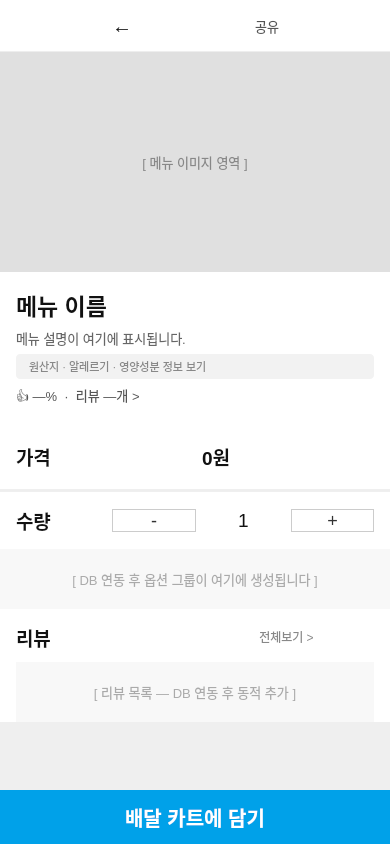
Before: the Qt Designer form clients/customer_qt/client/menuoption.ui in taehyunny/its_bedalyo, drawn with Qt 5.
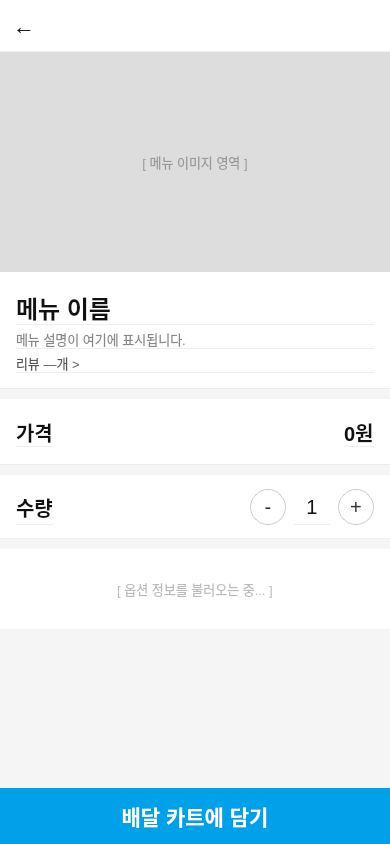
After: the same form once the commit is applied.

Commit message: 옵션 페이지 구현

Diff of the .ui file:
```diff
--- a/clients/customer_qt/client/menuoption.ui
+++ b/clients/customer_qt/client/menuoption.ui
@@ -7,7 +7,7 @@
   </property>
   <property name="windowTitle"><string>메뉴 상세</string></property>
   <property name="styleSheet">
-   <string notr="true">QWidget#menuoption { background-color: #ffffff; }</string>
+   <string notr="true">QWidget#menuoption { background-color: #f5f5f5; }</string>
   </property>
 
   <layout class="QVBoxLayout" name="mainLayout">
@@ -17,208 +17,163 @@
    <property name="rightMargin"><number>0</number></property>
    <property name="bottomMargin"><number>0</number></property>
 
-   <!-- ══════════════════════════════════════════════════════
-        [1] 상단 헤더 — 고정 (스크롤 밖)
-        ← 뒤로가기 | 공유 버튼
-        ══════════════════════════════════════════════════════ -->
+   <!-- ══ 상단 헤더 바 ══ -->
    <item>
-    <widget class="QWidget" name="headerWidget">
-     <property name="minimumHeight"><number>52</number></property>
-     <property name="maximumHeight"><number>52</number></property>
+    <widget class="QWidget" name="headerBar" native="true">
+     <property name="minimumSize"><size><width>0</width><height>52</height></size></property>
+     <property name="maximumSize"><size><width>16777215</width><height>52</height></size></property>
      <property name="styleSheet">
-      <string notr="true">
-       QWidget#headerWidget { background: #ffffff; border-bottom: 1px solid #eeeeee; }
-      </string>
+      <string notr="true">background-color: #ffffff; border-bottom: 1px solid #eeeeee;</string>
      </property>
      <layout class="QHBoxLayout" name="headerLayout">
-      <property name="leftMargin"><number>8</number></property>
+      <property name="leftMargin"><number>4</number></property>
       <property name="topMargin"><number>6</number></property>
       <property name="rightMargin"><number>8</number></property>
       <property name="bottomMargin"><number>6</number></property>
-      <property name="spacing"><number>4</number></property>
-      <!-- 뒤로가기 [정적] -->
+      <property name="spacing"><number>0</number></property>
       <item>
        <widget class="QPushButton" name="btn_back">
+        <property name="minimumSize"><size><width>40</width><height>40</height></size></property>
+        <property name="maximumSize"><size><width>40</width><height>40</height></size></property>
+        <property name="styleSheet">
+         <string notr="true">
+           QPushButton { background: transparent; border: none; font-size: 22px; color: #111; }
+           QPushButton:hover { background: #f5f5f5; border-radius: 20px; }
+         </string>
+        </property>
         <property name="text"><string>←</string></property>
-        <property name="minimumSize"><size><width>40</width><height>40</height></size></property>
-        <property name="maximumSize"><size><width>40</width><height>40</height></size></property>
-        <property name="styleSheet">
-         <string notr="true">
-          QPushButton { background: transparent; border: none; font-size: 20px; color: #111111; }
-          QPushButton:hover { background: #f5f5f5; border-radius: 20px; }
-         </string>
-        </property>
        </widget>
       </item>
       <item>
        <spacer name="headerSpacer">
-        <property name="orientation"><enum>Qt::Horizontal</enum></property>
+        <property name="orientation"><enum>Qt::Orientation::Horizontal</enum></property>
+        <property name="sizeHint" stdset="0"><size><width>0</width><height>0</height></size></property>
        </spacer>
       </item>
-      <!-- 공유 [정적] -->
-      <item>
-       <widget class="QPushButton" name="btn_share">
-        <property name="text"><string>공유</string></property>
-        <property name="minimumSize"><size><width>40</width><height>40</height></size></property>
-        <property name="maximumSize"><size><width>40</width><height>40</height></size></property>
-        <property name="styleSheet">
-         <string notr="true">
-          QPushButton { background: transparent; border: none; font-size: 13px; color: #555555; }
-          QPushButton:hover { background: #f5f5f5; border-radius: 20px; }
-         </string>
-        </property>
-       </widget>
-      </item>
+
      </layout>
     </widget>
    </item>
 
-   <!-- ══════════════════════════════════════════════════════
-        [2] 스크롤 영역
-        ══════════════════════════════════════════════════════ -->
+   <!-- ══ 스크롤 본문 ══ -->
    <item>
     <widget class="QScrollArea" name="scrollArea">
-     <property name="styleSheet"><string notr="true">QScrollArea { border: none; }</string></property>
+     <property name="styleSheet"><string notr="true">QScrollArea { border: none; background: #f5f5f5; }</string></property>
+     <property name="horizontalScrollBarPolicy"><enum>Qt::ScrollBarPolicy::ScrollBarAlwaysOff</enum></property>
      <property name="widgetResizable"><bool>true</bool></property>
-     <property name="horizontalScrollBarPolicy"><enum>Qt::ScrollBarAlwaysOff</enum></property>
 
-     <widget class="QWidget" name="scrollAreaWidgetContents">
-      <property name="geometry">
-       <rect><x>0</x><y>0</y><width>390</width><height>1400</height></rect>
-      </property>
+     <widget class="QWidget" name="scrollContent">
+      <property name="geometry"><rect><x>0</x><y>0</y><width>390</width><height>730</height></rect></property>
+      <property name="styleSheet"><string notr="true">background: #f5f5f5;</string></property>
 
-      <layout class="QVBoxLayout" name="scrollAreaLayout">
+      <layout class="QVBoxLayout" name="scrollLayout">
        <property name="spacing"><number>0</number></property>
        <property name="leftMargin"><number>0</number></property>
        <property name="topMargin"><number>0</number></property>
        <property name="rightMargin"><number>0</number></property>
        <property name="bottomMargin"><number>0</number></property>
 
-       <!-- ── 메뉴 이미지 — 전체 너비 [동적: setMenuData() → setPixmap()] ── -->
+       <!-- ── 메뉴 이미지 (서버에서 URL 있으면 show) ── -->
        <item>
         <widget class="QLabel" name="img_product_placeholder">
          <property name="minimumSize"><size><width>0</width><height>220</height></size></property>
          <property name="maximumSize"><size><width>16777215</width><height>220</height></size></property>
          <property name="styleSheet">
-          <string notr="true">background-color: #e0e0e0; color: #888888; font-size: 13px;</string>
+          <string notr="true">background-color: #dddddd; color: #999; font-size: 13px;</string>
          </property>
-         <!-- [동적] DB 이미지 URL → QPixmap 로드 후 setPixmap() — 연결 미구현 -->
          <property name="text"><string>[ 메뉴 이미지 영역 ]</string></property>
-         <property name="alignment"><set>Qt::AlignCenter</set></property>
          <property name="scaledContents"><bool>true</bool></property>
+         <property name="alignment"><set>Qt::AlignmentFlag::AlignCenter</set></property>
         </widget>
        </item>
 
-       <!-- ── 메뉴 정보 컨테이너 (좌우 여백 16px) ── -->
+       <!-- ── 메뉴 이름 / 설명 / 리뷰 카드 ── -->
        <item>
-        <widget class="QWidget" name="menuInfoWidget">
-         <property name="styleSheet"><string notr="true">background: #ffffff;</string></property>
+        <widget class="QWidget" name="menuInfoCard" native="true">
+         <property name="styleSheet">
+          <string notr="true">
+            background-color: #ffffff;
+            border-bottom: 1px solid #eeeeee;
+          </string>
+         </property>
          <layout class="QVBoxLayout" name="menuInfoLayout">
-          <property name="spacing"><number>6</number></property>
+          <property name="spacing"><number>4</number></property>
           <property name="leftMargin"><number>16</number></property>
-          <property name="topMargin"><number>16</number></property>
+          <property name="topMargin"><number>18</number></property>
           <property name="rightMargin"><number>16</number></property>
-          <property name="bottomMargin"><number>14</number></property>
+          <property name="bottomMargin"><number>16</number></property>
 
-          <!-- 메뉴 이름 [동적: setMenuData() → setText()] -->
+          <!-- 메뉴 이름 -->
           <item>
            <widget class="QLabel" name="lbl_title">
-            <property name="font"><font><pointsize>17</pointsize><bold>true</bold></font></property>
+            <property name="font"><font><pointsize>18</pointsize><bold>true</bold></font></property>
             <property name="styleSheet"><string notr="true">color: #111111;</string></property>
             <property name="text"><string>메뉴 이름</string></property>
             <property name="wordWrap"><bool>true</bool></property>
            </widget>
           </item>
 
-          <!-- 메뉴 설명 [동적: setMenuData() → setText()] -->
+          <!-- 메뉴 설명 -->
           <item>
            <widget class="QLabel" name="lbl_subtitle">
-            <property name="styleSheet"><string notr="true">color: #666666; font-size: 13px;</string></property>
+            <property name="styleSheet"><string notr="true">color: #888888; font-size: 13px;</string></property>
             <property name="text"><string>메뉴 설명이 여기에 표시됩니다.</string></property>
             <property name="wordWrap"><bool>true</bool></property>
            </widget>
           </item>
 
-          <!-- 원산지·알레르기·영양성분 [정적] -->
+
+
+          <!-- 리뷰 요약 -->
           <item>
-           <widget class="QLabel" name="lbl_allergen">
-            <property name="styleSheet">
-             <string notr="true">
-              color: #888888; font-size: 11px;
-              background-color: #f2f2f2;
-              padding: 4px 10px;
-              border-radius: 4px;
-             </string>
-            </property>
-            <property name="text"><string>원산지 · 알레르기 · 영양성분 정보 보기</string></property>
+           <widget class="QLabel" name="lbl_review_summary">
             <property name="cursor"><cursorShape>PointingHandCursor</cursorShape></property>
+            <property name="styleSheet"><string notr="true">color: #555; font-size: 13px;</string></property>
+            <property name="text"><string>리뷰 —개 &gt;</string></property>
            </widget>
           </item>
 
-          <!-- 리뷰 요약 행 [동적: setReviewSummary() → setText()] — 연결 미구현 -->
-          <item>
-           <layout class="QHBoxLayout" name="reviewSummaryLayout">
-            <item>
-             <widget class="QLabel" name="lbl_review_summary">
-              <property name="styleSheet">
-               <string notr="true">color: #555555; font-size: 13px;</string>
-              </property>
-              <!-- [동적] setReviewSummary(likePercent, reviewCount) 호출 시 갱신 -->
-              <property name="text"><string>👍 —%  ·  리뷰 —개 &gt;</string></property>
-              <property name="cursor"><cursorShape>PointingHandCursor</cursorShape></property>
-             </widget>
-            </item>
-            <item>
-             <spacer name="reviewSummarySpacer">
-              <property name="orientation"><enum>Qt::Horizontal</enum></property>
-             </spacer>
-            </item>
-           </layout>
-          </item>
-
          </layout>
         </widget>
        </item>
 
-       <!-- ══ 굵은 구분선 ══ -->
+       <!-- 두꺼운 구분 블록 -->
        <item>
-        <widget class="QWidget" name="divThick1">
-         <property name="minimumHeight"><number>8</number></property>
-         <property name="maximumHeight"><number>8</number></property>
+        <widget class="QWidget" name="divThick1" native="true">
+         <property name="minimumSize"><size><width>0</width><height>10</height></size></property>
+         <property name="maximumSize"><size><width>16777215</width><height>10</height></size></property>
          <property name="styleSheet"><string notr="true">background-color: #f5f5f5;</string></property>
         </widget>
        </item>
 
-       <!-- ══════════════════════════════════════════════════════
-            가격 행
-            "가격" [정적] | 값 [동적: updateTotalPrice() → setText()]
-            ══════════════════════════════════════════════════════ -->
+       <!-- ── 가격 카드 ── -->
        <item>
-        <widget class="QWidget" name="priceWidget">
-         <property name="styleSheet"><string notr="true">background: #ffffff;</string></property>
+        <widget class="QWidget" name="priceCard" native="true">
+         <property name="styleSheet">
+          <string notr="true">background-color: #ffffff; border-bottom: 1px solid #eeeeee;</string>
+         </property>
          <layout class="QHBoxLayout" name="priceLayout">
           <property name="leftMargin"><number>16</number></property>
           <property name="topMargin"><number>18</number></property>
           <property name="rightMargin"><number>16</number></property>
           <property name="bottomMargin"><number>18</number></property>
-          <!-- [정적] "가격" 글자 -->
           <item>
            <widget class="QLabel" name="lbl_price_title">
-            <property name="font"><font><pointsize>14</pointsize><bold>true</bold></font></property>
-            <property name="styleSheet"><string notr="true">color: #111111;</string></property>
+            <property name="font"><font><pointsize>15</pointsize><bold>true</bold></font></property>
+            <property name="styleSheet"><string notr="true">color: #111;</string></property>
             <property name="text"><string>가격</string></property>
            </widget>
           </item>
           <item>
            <spacer name="priceSpacer">
-            <property name="orientation"><enum>Qt::Horizontal</enum></property>
+            <property name="orientation"><enum>Qt::Orientation::Horizontal</enum></property>
+            <property name="sizeHint" stdset="0"><size><width>0</width><height>0</height></size></property>
            </spacer>
           </item>
-          <!-- [동적] updateTotalPrice() 에서 갱신 -->
           <item>
            <widget class="QLabel" name="lbl_price_value">
-            <property name="font"><font><pointsize>14</pointsize><bold>true</bold></font></property>
-            <property name="styleSheet"><string notr="true">color: #111111;</string></property>
+            <property name="font"><font><pointsize>15</pointsize><bold>true</bold></font></property>
+            <property name="styleSheet"><string notr="true">color: #111;</string></property>
             <property name="text"><string>0원</string></property>
            </widget>
           </item>
@@ -226,222 +181,128 @@
         </widget>
        </item>
 
-       <!-- ── 얇은 구분선 ── -->
+       <!-- 두꺼운 구분 블록 -->
        <item>
-        <widget class="QFrame" name="line_price_qty">
-         <property name="styleSheet"><string notr="true">color: #eeeeee;</string></property>
-         <property name="frameShape"><enum>QFrame::HLine</enum></property>
+        <widget class="QWidget" name="divThick2" native="true">
+         <property name="minimumSize"><size><width>0</width><height>10</height></size></property>
+         <property name="maximumSize"><size><width>16777215</width><height>10</height></size></property>
+         <property name="styleSheet"><string notr="true">background-color: #f5f5f5;</string></property>
         </widget>
        </item>
 
-       <!-- ══════════════════════════════════════════════════════
-            수량 행
-            "수량" [정적] | [동적: btn_plus/minus → lbl_quantity_value]
-            ══════════════════════════════════════════════════════ -->
+       <!-- ── 수량 카드 ── -->
        <item>
-        <widget class="QWidget" name="quantityWidget">
-         <property name="styleSheet"><string notr="true">background: #ffffff;</string></property>
+        <widget class="QWidget" name="qtyCard" native="true">
+         <property name="styleSheet">
+          <string notr="true">background-color: #ffffff; border-bottom: 1px solid #eeeeee;</string>
+         </property>
          <layout class="QHBoxLayout" name="quantityLayout">
           <property name="leftMargin"><number>16</number></property>
           <property name="topMargin"><number>14</number></property>
           <property name="rightMargin"><number>16</number></property>
           <property name="bottomMargin"><number>14</number></property>
-          <!-- [정적] "수량" 글자 -->
+          <property name="spacing"><number>8</number></property>
           <item>
            <widget class="QLabel" name="lbl_quantity_title">
-            <property name="font"><font><pointsize>14</pointsize><bold>true</bold></font></property>
-            <property name="styleSheet"><string notr="true">color: #111111;</string></property>
+            <property name="font"><font><pointsize>15</pointsize><bold>true</bold></font></property>
+            <property name="styleSheet"><string notr="true">color: #111;</string></property>
             <property name="text"><string>수량</string></property>
            </widget>
           </item>
           <item>
-           <spacer name="quantitySpacer">
-            <property name="orientation"><enum>Qt::Horizontal</enum></property>
+           <spacer name="qtySpacer">
+            <property name="orientation"><enum>Qt::Orientation::Horizontal</enum></property>
+            <property name="sizeHint" stdset="0"><size><width>0</width><height>0</height></size></property>
            </spacer>
           </item>
-          <!-- - 버튼 [동적] -->
           <item>
            <widget class="QPushButton" name="btn_minus">
-            <property name="fixedWidth"><number>36</number></property>
-            <property name="fixedHeight"><number>36</number></property>
+            <property name="minimumSize"><size><width>36</width><height>36</height></size></property>
+            <property name="maximumSize"><size><width>36</width><height>36</height></size></property>
+            <property name="styleSheet">
+             <string notr="true">
+               QPushButton {
+                 border: 1px solid #cccccc; border-radius: 18px;
+                 font-size: 20px; color: #333; background: #fff;
+               }
+               QPushButton:hover { background: #f5f5f5; }
+             </string>
+            </property>
             <property name="text"><string>-</string></property>
-            <property name="styleSheet">
-             <string notr="true">
-              QPushButton {
-                border: 1px solid #cccccc; border-radius: 18px;
-                font-size: 18px; color: #333333; background: #ffffff;
-              }
-              QPushButton:hover { background: #f5f5f5; }
-             </string>
-            </property>
            </widget>
           </item>
-          <!-- 수량 값 [동적] -->
           <item>
            <widget class="QLabel" name="lbl_quantity_value">
             <property name="minimumSize"><size><width>36</width><height>0</height></size></property>
-            <property name="alignment"><set>Qt::AlignCenter</set></property>
-            <property name="font"><font><pointsize>14</pointsize></font></property>
-            <property name="styleSheet"><string notr="true">color: #111111;</string></property>
+            <property name="font"><font><pointsize>15</pointsize></font></property>
+            <property name="styleSheet"><string notr="true">color: #111;</string></property>
             <property name="text"><string>1</string></property>
+            <property name="alignment"><set>Qt::AlignmentFlag::AlignCenter</set></property>
            </widget>
           </item>
-          <!-- + 버튼 [동적] -->
           <item>
            <widget class="QPushButton" name="btn_plus">
-            <property name="fixedWidth"><number>36</number></property>
-            <property name="fixedHeight"><number>36</number></property>
+            <property name="minimumSize"><size><width>36</width><height>36</height></size></property>
+            <property name="maximumSize"><size><width>36</width><height>36</height></size></property>
+            <property name="styleSheet">
+             <string notr="true">
+               QPushButton {
+                 border: 1px solid #cccccc; border-radius: 18px;
+                 font-size: 20px; color: #333; background: #fff;
+               }
+               QPushButton:hover { background: #f5f5f5; }
+             </string>
+            </property>
             <property name="text"><string>+</string></property>
-            <property name="styleSheet">
-             <string notr="true">
-              QPushButton {
-                border: 1px solid #cccccc; border-radius: 18px;
-                font-size: 18px; color: #333333; background: #ffffff;
-              }
-              QPushButton:hover { background: #f5f5f5; }
-             </string>
-            </property>
            </widget>
           </item>
          </layout>
         </widget>
        </item>
 
-       <!-- ══ 굵은 구분선 ══ -->
+       <!-- 두꺼운 구분 블록 -->
        <item>
-        <widget class="QWidget" name="divThick2">
-         <property name="minimumHeight"><number>8</number></property>
-         <property name="maximumHeight"><number>8</number></property>
+        <widget class="QWidget" name="divThick3" native="true">
+         <property name="minimumSize"><size><width>0</width><height>10</height></size></property>
+         <property name="maximumSize"><size><width>16777215</width><height>10</height></size></property>
          <property name="styleSheet"><string notr="true">background-color: #f5f5f5;</string></property>
         </widget>
        </item>
 
-       <!-- ══════════════════════════════════════════════════════
-            [3] 동적 옵션 컨테이너
-            addOptionGroup(OptionGroup) 호출마다 아래 구조가 추가됩니다:
-
-            ┌─────────────────────────────────────────────┐  ← gray 헤더
-            │ [정적] 카테고리명(bold)    필수 선택(빨강) │
-            └─────────────────────────────────────────────┘
-            ┌─────────────────────────────────────────────┐  ← white 옵션 목록
-            │  ○ 옵션1                                    │
-            │  ─────────────────────────────────────────  │
-            │  ○ 옵션2 (+500원)                           │
-            └─────────────────────────────────────────────┘
-
-            [필수선택] → QRadioButton  (QButtonGroup, exclusive)
-            [선택]     → QCheckBox
-
-            btn_add_cart 클릭 → validateRequiredOptions() 검사
-            미선택 시 scrollToUnselectedRequired() + 경고
-            ══════════════════════════════════════════════════════ -->
+       <!-- ── 옵션 동적 영역 (buildOptionUI가 채움) ── -->
        <item>
-        <layout class="QVBoxLayout" name="dynamicOptionLayout">
-         <property name="spacing"><number>0</number></property>
-         <!-- DB 연동 전 플레이스홀더 (addOptionGroup 첫 호출 시 숨김) -->
-         <item>
-          <widget class="QLabel" name="lbl_option_placeholder">
-           <property name="styleSheet">
-            <string notr="true">
-             background-color: #f8f8f8;
-             padding: 20px;
-             color: #aaaaaa;
-             font-size: 13px;
-            </string>
-           </property>
-           <property name="text">
-            <string>[ DB 연동 후 옵션 그룹이 여기에 생성됩니다 ]</string>
-           </property>
-           <property name="alignment"><set>Qt::AlignCenter</set></property>
-          </widget>
-         </item>
-        </layout>
-       </item>
-
-       <!-- ══ 굵은 구분선 ══ -->
-       <item>
-        <widget class="QWidget" name="divThick3">
-         <property name="minimumHeight"><number>8</number></property>
-         <property name="maximumHeight"><number>8</number></property>
-         <property name="styleSheet"><string notr="true">background-color: #f5f5f5;</string></property>
-        </widget>
-       </item>
-
-       <!-- ══════════════════════════════════════════════════════
-            [4] 리뷰 섹션 — 뼈대 (기능 미구현, 연결 미완료)
-            ══════════════════════════════════════════════════════ -->
-       <item>
-        <widget class="QWidget" name="reviewSectionWidget">
-         <property name="styleSheet"><string notr="true">background: #ffffff;</string></property>
-         <layout class="QVBoxLayout" name="reviewSectionLayout">
+        <widget class="QWidget" name="optionCard" native="true">
+         <property name="styleSheet"><string notr="true">background-color: #ffffff;</string></property>
+         <layout class="QVBoxLayout" name="dynamicOptionLayout">
           <property name="spacing"><number>0</number></property>
-          <property name="leftMargin"><number>16</number></property>
-          <property name="topMargin"><number>14</number></property>
-          <property name="rightMargin"><number>16</number></property>
+          <property name="leftMargin"><number>0</number></property>
+          <property name="topMargin"><number>0</number></property>
+          <property name="rightMargin"><number>0</number></property>
           <property name="bottomMargin"><number>0</number></property>
-
-          <!-- 리뷰 헤더 행: "리뷰" [정적] | "전체보기 >" [뼈대] -->
           <item>
-           <layout class="QHBoxLayout" name="reviewHeaderLayout">
-            <item>
-             <widget class="QLabel" name="lbl_review_header">
-              <property name="font"><font><pointsize>14</pointsize><bold>true</bold></font></property>
-              <property name="styleSheet"><string notr="true">color: #111111;</string></property>
-              <property name="text"><string>리뷰</string></property>
-             </widget>
-            </item>
-            <item>
-             <spacer name="reviewHeaderSpacer">
-              <property name="orientation"><enum>Qt::Horizontal</enum></property>
-             </spacer>
-            </item>
-            <item>
-             <!-- [뼈대] 리뷰 전체보기 — 기능 미구현 -->
-             <widget class="QPushButton" name="btn_review_all">
-              <property name="text"><string>전체보기 &gt;</string></property>
-              <property name="styleSheet">
-               <string notr="true">
-                QPushButton { border: none; color: #888888; font-size: 12px; background: transparent; }
-                QPushButton:hover { color: #333333; }
-               </string>
-              </property>
-             </widget>
-            </item>
-           </layout>
+           <widget class="QLabel" name="lbl_option_placeholder">
+            <property name="minimumSize"><size><width>0</width><height>80</height></size></property>
+            <property name="styleSheet">
+             <string notr="true">
+               background-color: #ffffff;
+               padding: 20px;
+               color: #bbbbbb;
+               font-size: 13px;
+             </string>
+            </property>
+            <property name="text"><string>[ 옵션 정보를 불러오는 중... ]</string></property>
+            <property name="alignment"><set>Qt::AlignmentFlag::AlignCenter</set></property>
+           </widget>
           </item>
-
-          <!-- 리뷰 목록 컨테이너 [동적 뼈대 — DB 연동 후 리뷰 카드 추가 예정] -->
-          <item>
-           <layout class="QVBoxLayout" name="reviewListLayout">
-            <property name="spacing"><number>8</number></property>
-            <property name="topMargin"><number>10</number></property>
-            <item>
-             <widget class="QLabel" name="lbl_review_placeholder">
-              <property name="styleSheet">
-               <string notr="true">
-                background: #f8f8f8; padding: 20px;
-                color: #aaaaaa; font-size: 13px;
-               </string>
-              </property>
-              <!-- [동적 뼈대] 리뷰 파일 연결 후 리뷰 카드 위젯으로 교체 -->
-              <property name="text"><string>[ 리뷰 목록 — DB 연동 후 동적 추가 ]</string></property>
-              <property name="alignment"><set>Qt::AlignCenter</set></property>
-             </widget>
-            </item>
-           </layout>
-          </item>
-
          </layout>
         </widget>
        </item>
 
        <!-- 하단 여백 -->
        <item>
-        <spacer name="verticalSpacer">
+        <spacer name="bottomSpacer">
          <property name="orientation"><enum>Qt::Vertical</enum></property>
-         <property name="sizeHint" stdset="0">
-          <size><width>20</width><height>20</height></size>
-         </property>
+         <property name="sizeHint" stdset="0"><size><width>20</width><height>20</height></size></property>
         </spacer>
        </item>
 
@@ -450,18 +311,16 @@
     </widget>
    </item>
 
-   <!-- ══════════════════════════════════════════════════════
-        [5] 하단 고정 — 배달 카트에 담기
-        검증 실패 시 scrollToUnselectedRequired() 호출
-        ══════════════════════════════════════════════════════ -->
+   <!-- ══ 하단 담기 버튼 ══ -->
    <item>
     <widget class="QPushButton" name="btn_add_cart">
-     <property name="minimumSize"><size><width>0</width><height>54</height></size></property>
-     <property name="font"><font><pointsize>15</pointsize><bold>true</bold></font></property>
+     <property name="minimumSize"><size><width>0</width><height>56</height></size></property>
+     <property name="font"><font><pointsize>16</pointsize><bold>true</bold></font></property>
      <property name="styleSheet">
       <string notr="true">
-       QPushButton { background-color: #00A1E9; color: white; border: none; }
-       QPushButton:hover { background-color: #0090d0; }
+        QPushButton { background-color: #00A1E9; color: white; border: none; }
+        QPushButton:hover { background-color: #0090d0; }
+        QPushButton:pressed { background-color: #007ab8; }
       </string>
      </property>
      <property name="text"><string>배달 카트에 담기</string></property>
```
The commit also changes 12 other files.
